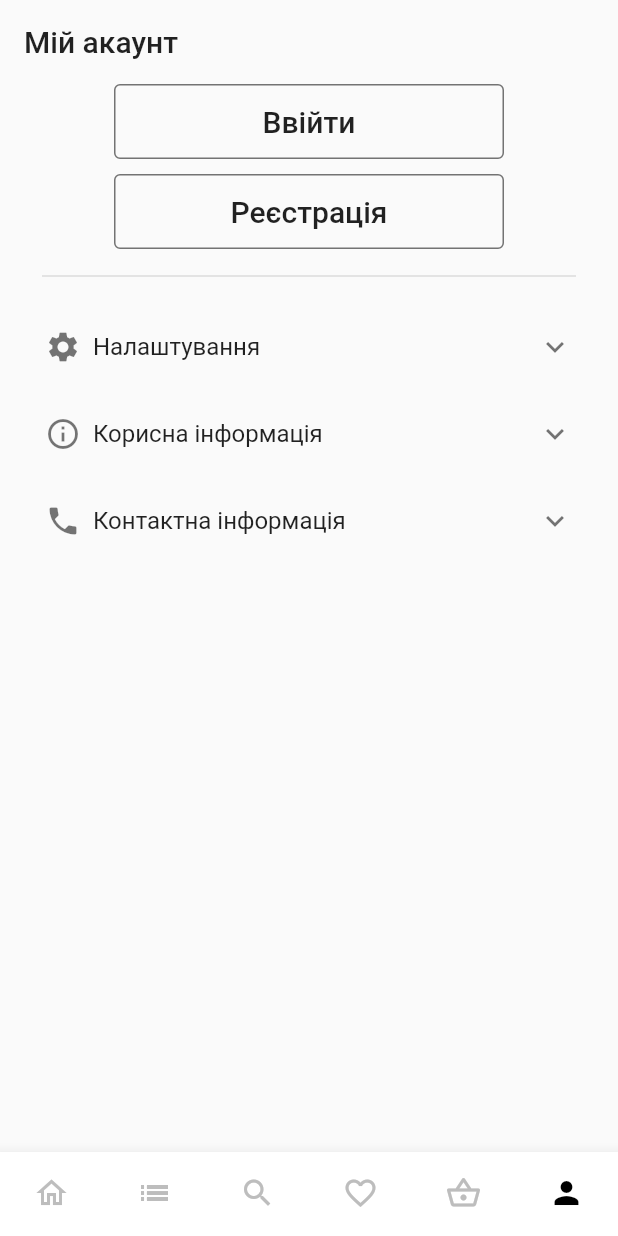
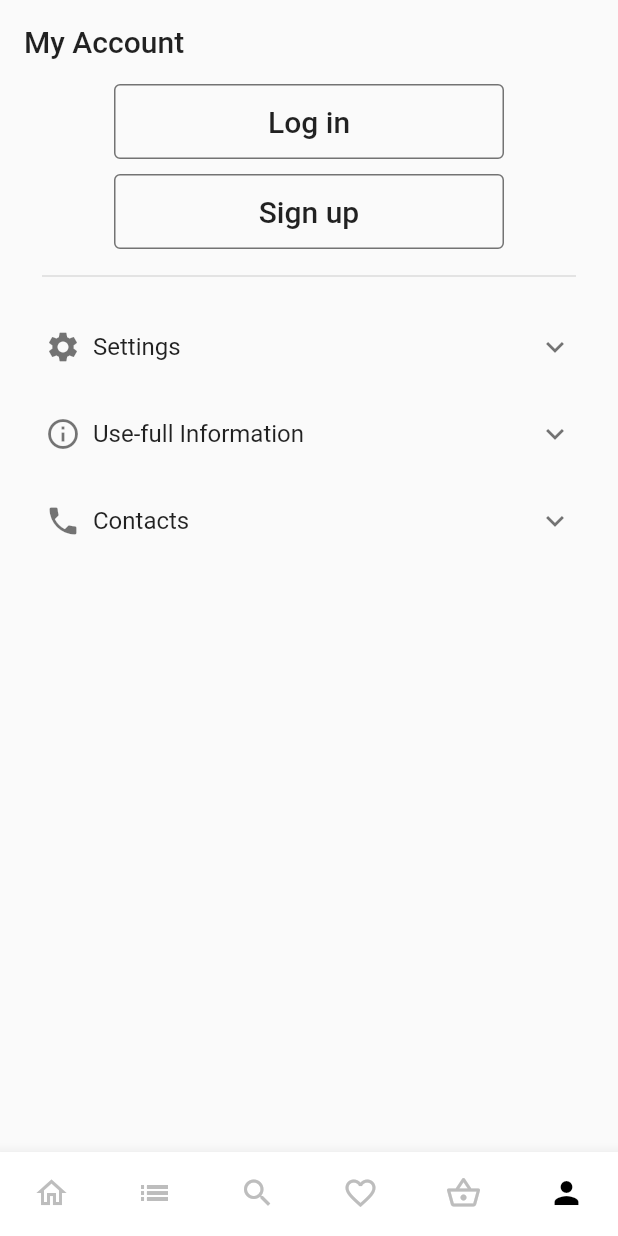
Before and after one commit to OleksandrGai/flutter_shop, a Flutter app: the screen it shows after launch, item 6 of the bottom bar chosen, on a phone screen of 412 x 824 dp. Run offline on Flutter 3.47's test engine with Material 2 defaults, Android fonts, the phone set to English and light mode, and no system bars; our stand-ins replace bloc, flutter_bloc, shared_preferences; generated files the repository leaves out were written again; Roboto replaces fonts that are missing (Gill Sans).

Commit message:
localization and language change have been added

```diff
--- /dev/null
+++ b/lib/l10n.yaml
@@ -0,0 +1,3 @@
+arb-dir: lib/l10n
+template-arb-file: app_en.arb
+output-localization-file: app_localizations.dart
--- /dev/null
+++ b/lib/l10n/app_en.arb
@@ -0,0 +1,15 @@
+{
+  "myAccount": "My Account",
+  "logIn": "Log in",
+  "signUp": "Sign up",
+  "settings": "Settings",
+  "darkMode": "Dark mode",
+  "language": "Language",
+  "usFullInformation": "Use-full Information",
+  "shopRules": "Shop rules",
+  "aboutShop": "About shop",
+  "aboutApp": "About app",
+  "contacts": "Contacts",
+  "phone": "Phone",
+  "address": "Address"
+}
--- a/lib/main.dart
+++ b/lib/main.dart
@@ -1,5 +1,8 @@
 import 'package:flutter/material.dart';
 import 'package:flutter_bloc/flutter_bloc.dart';
+
+import 'package:flutter_gen/gen_l10n/app_localizations.dart';
+import 'package:flutter_shop_app/state_management/bloc_locale/bloc_locale.dart';
 
 import 'package:flutter_shop_app/state_management/bloc_theme/bloc_theme.dart';
 
@@ -14,17 +17,34 @@ class MyApp extends StatelessWidget {
 
   @override
   Widget build(BuildContext context) {
-    return BlocProvider<SwitchThemeBloc>(
+    return MultiBlocProvider(
+        providers: [
+          BlocProvider<SwitchThemeBloc>(
+            create: (_) => SwitchThemeBloc(),
+          ),
+          BlocProvider<LanguageBloc>(
+            create: (_) => LanguageBloc(),
+          ),
+        ],
+        child: BlocProvider<SwitchThemeBloc>(
           create: (_) => SwitchThemeBloc(),
           child: BlocBuilder<SwitchThemeBloc, SwitchThemeState>(
               builder: (context, state) {
+            return BlocBuilder<LanguageBloc, LanguageState>(
+              builder: (context2, locale) {
                 return MaterialApp(
                   theme: state.switchValue
                       ? appThemeDate[AppTheme.dark]
                       : appThemeDate[AppTheme.light],
+                  supportedLocales: AppLocalizations.supportedLocales,
+                  localizationsDelegates:
+                      AppLocalizations.localizationsDelegates,
+                  locale: locale.language.value,
                   home: const MainBottomBarNavigation(),
                 );
+              },
+            );
           }),
-    );
+        ));
   }
 }
--- a/lib/screens/person_screen_directory/person_screen.dart
+++ b/lib/screens/person_screen_directory/person_screen.dart
@@ -1,4 +1,9 @@
 import 'package:flutter/material.dart';
+import 'package:flutter_bloc/flutter_bloc.dart';
+
+
+import 'package:flutter_gen/gen_l10n/app_localizations.dart';
+import 'package:flutter_shop_app/state_management/bloc_locale/bloc_locale.dart';
 
 import 'package:flutter_shop_app/widgets/person_screen_widgets/expansion_tile.dart';
 
@@ -7,25 +12,24 @@ class PersonScreen extends StatelessWidget {
 
   @override
   Widget build(BuildContext context) {
-
+    return BlocBuilder<LanguageBloc, LanguageState>(
+      builder: (context, locale) {
         return Scaffold(
           backgroundColor: Colors.transparent,
           appBar: AppBar(
             elevation: 0,
             backgroundColor: Colors.transparent,
-        title:
-            Text('Мій акаунт', style: Theme.of(context).textTheme.titleLarge),
+            title: Text(AppLocalizations.of(context).myAccount,
+                style: Theme.of(context).textTheme.titleLarge),
           ),
           body: SafeArea(
             child: SingleChildScrollView(
               child: Padding(
-            padding: const EdgeInsets.only(left: 14,right: 14),
+                padding: const EdgeInsets.only(left: 14, right: 14),
                 child: Column(
                   children: [
                     TextButton(
                       onPressed: () {},
-                  child: Text('Ввійти',
-                      style: Theme.of(context).textTheme.titleLarge),
                       style: OutlinedButton.styleFrom(
                         foregroundColor: Colors.transparent,
                         side: BorderSide(
@@ -33,22 +37,24 @@ class PersonScreen extends StatelessWidget {
                         maximumSize: const Size(300, 50),
                         minimumSize: const Size(260, 50),
                       ),
+                      child: Text(AppLocalizations.of(context).logIn,
+                          style: Theme.of(context).textTheme.titleLarge),
                     ),
                     const SizedBox(
                       height: 10,
                     ),
                     OutlinedButton(
                       onPressed: () {},
-                  child: Text(
-                    'Реєстрація',
-                    style: Theme.of(context).textTheme.titleLarge,
-                  ),
                       style: OutlinedButton.styleFrom(
                         foregroundColor: Colors.transparent,
                         side: BorderSide(
                             color: Theme.of(context).unselectedWidgetColor),
                         maximumSize: const Size(300, 50),
                         minimumSize: const Size(260, 50),
+                      ),
+                      child: Text(
+                        AppLocalizations.of(context).signUp,
+                        style: Theme.of(context).textTheme.titleLarge,
                       ),
                     ),
                     const Padding(
@@ -62,23 +68,24 @@ class PersonScreen extends StatelessWidget {
                         thickness: 1,
                       ),
                     ),
-                const SingleChildScrollView(
+                    SingleChildScrollView(
                       child: Column(
                         children: [
                           ExpansionTileWidget(
-                        categoryName: 'Налаштування',
+                            categoryName: AppLocalizations.of(context).settings,
                             icon: Icons.settings,
-                        detailsWidget: SettingsWidget(),
+                            detailsWidget: const SettingsWidget(),
                           ),
                           ExpansionTileWidget(
-                        categoryName: 'Корисна інформація',
+                            categoryName:
+                                AppLocalizations.of(context).usFullInformation,
                             icon: Icons.info_outline,
-                        detailsWidget: InformationWidget(),
+                            detailsWidget: const InformationWidget(),
                           ),
                           ExpansionTileWidget(
-                        categoryName: 'Контактна інформація',
+                            categoryName: AppLocalizations.of(context).contacts,
                             icon: Icons.phone,
-                        detailsWidget: ContactsInformationWidget(),
+                            detailsWidget: const ContactsInformationWidget(),
                           ),
                         ],
                       ),
@@ -89,5 +96,7 @@ class PersonScreen extends StatelessWidget {
             ),
           ),
         );
+      },
+    );
   }
 }
--- /dev/null
+++ b/lib/state_management/bloc_locale/bloc_locale.dart
@@ -0,0 +1,44 @@
+import 'package:bloc/bloc.dart';
+import 'package:flutter_shop_app/state_management/bloc_locale/language.dart';
+import 'package:shared_preferences/shared_preferences.dart';
+
+const languagePrefsKey = 'languagePrefs';
+
+class LanguageBloc extends Bloc<LanguageEvent, LanguageState> {
+  LanguageBloc() : super(LanguageState(language: Language.english)) {
+    on<UkraineLanguageEvent>(
+      (event, emit) => emit(
+        LanguageState(
+          language: Language.ukraine,
+        ),
+      ),
+    );
+    on<EnglishLanguageEvent>(
+      (event, emit) => emit(
+        LanguageState(
+          language: Language.english,
+        ),
+      ),
+    );
+  }
+}
+
+class LanguageState {
+  LanguageState({required this.language});
+
+  final Language language;
+}
+
+abstract class LanguageEvent {
+  LanguageEvent({required this.language});
+
+  final Language language;
+}
+
+class UkraineLanguageEvent extends LanguageEvent {
+  UkraineLanguageEvent({super.language = Language.ukraine});
+}
+
+class EnglishLanguageEvent extends LanguageEvent {
+  EnglishLanguageEvent({super.language = Language.english});
+}
--- /dev/null
+++ b/lib/state_management/bloc_locale/language.dart
@@ -0,0 +1,18 @@
+import 'dart:ui';
+
+enum Language {
+  english(
+    Locale('en', 'US'),
+    'English',
+  ),
+  ukraine(
+    Locale('uk', 'UKR'),
+    'Ukraine',
+  );
+
+  const Language(this.value, this.text);
+
+  final Locale value;
+
+  final String text;
+}
```
Also changed, not shown: lib/l10n/app_uk.arb (added, +14 -0 lines), lib/widgets/person_screen_widgets/expansion_tile.dart (+36 -18 lines), pubspec.yaml (+5 -2 lines), pubspec.lock, 7 other files. Lines whose indentation alone changed are shown as unchanged.
